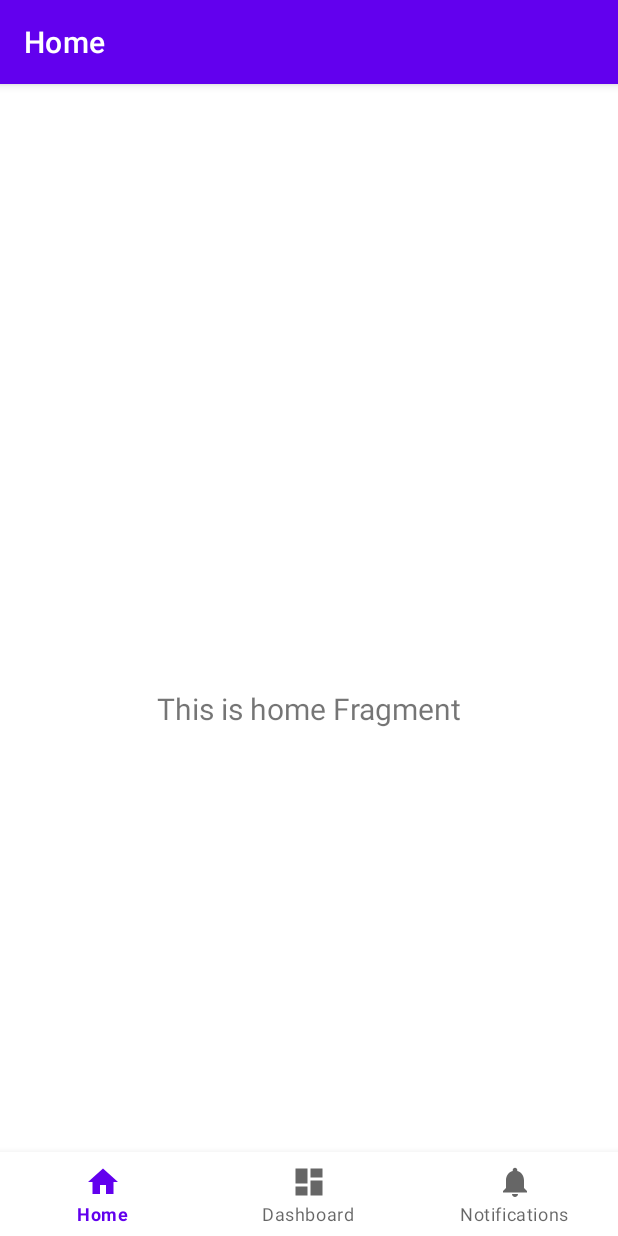
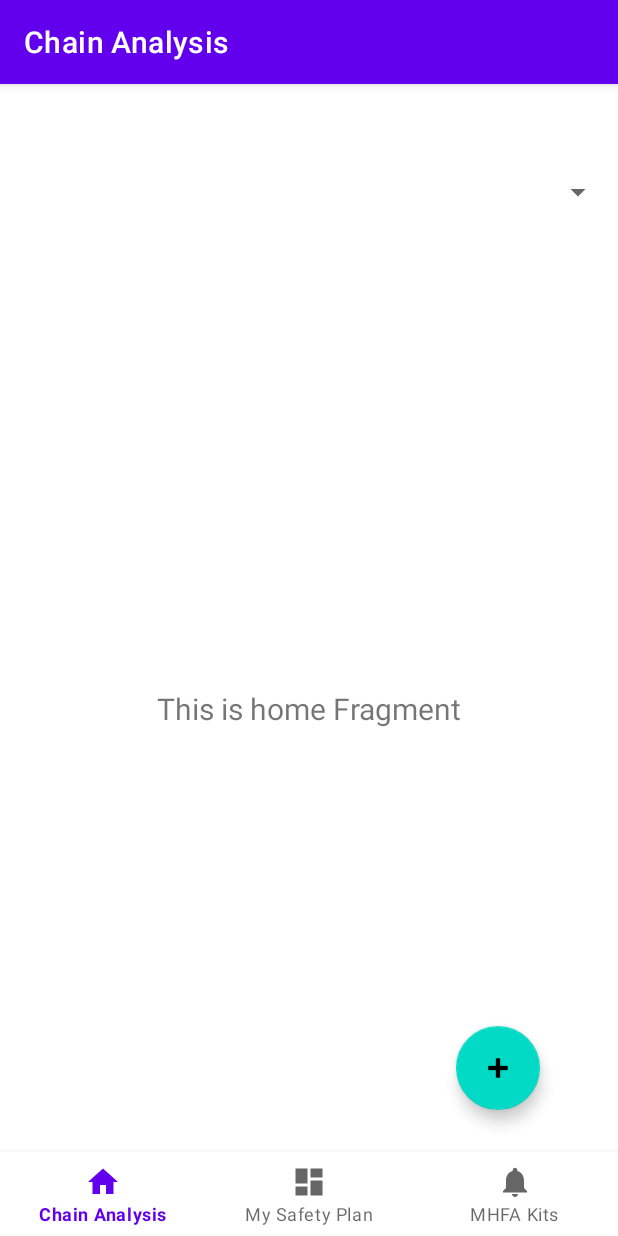
Before and after one commit to youquzhiji/DBTHelper, an Android app: the screen it shows after launch (MainActivity), on a phone screen of 412 x 824 dp. Run offline under Robolectric (Android 15) with nearby library versions, the phone set to English and light mode, and no system bars; our stand-ins replace navigation-ui.

Commit message:
chain analysis ui basics

```diff
--- a/app/src/main/AndroidManifest.xml
+++ b/app/src/main/AndroidManifest.xml
@@ -15,8 +15,7 @@
         tools:targetApi="31">
         <activity
             android:name=".MainActivity"
-            android:exported="true"
-            android:label="@string/app_name">
+            android:exported="true">
             <intent-filter>
                 <action android:name="android.intent.action.MAIN" />
 
--- a/app/src/main/java/org/hydev/dbt/MainActivity.kt
+++ b/app/src/main/java/org/hydev/dbt/MainActivity.kt
@@ -26,7 +26,7 @@ class MainActivity : AppCompatActivity() {
         // menu should be considered as top level destinations.
         val appBarConfiguration = AppBarConfiguration(
             setOf(
-                R.id.navigation_home, R.id.navigation_dashboard, R.id.navigation_notifications
+                R.id.chain_analysis, R.id.safety_plan, R.id.mhfa_kits
             )
         )
         setupActionBarWithNavController(navController, appBarConfiguration)
--- a/app/src/main/java/org/hydev/dbt/ui/notifications/NotificationsFragment.kt
+++ b/app/src/main/java/org/hydev/dbt/ui/chain_analysis/ChainAnalysisFragment.kt
@@ -1,4 +1,4 @@
-package org.hydev.dbt.ui.notifications
+package org.hydev.dbt.ui.chain_analysis
 
 import android.os.Bundle
 import android.view.LayoutInflater
@@ -7,11 +7,11 @@ import android.view.ViewGroup
 import android.widget.TextView
 import androidx.fragment.app.Fragment
 import androidx.lifecycle.ViewModelProvider
-import org.hydev.dbt.databinding.FragmentNotificationsBinding
+import org.hydev.dbt.databinding.FragmentChainAnalysisBinding
 
-class NotificationsFragment : Fragment() {
+class ChainAnalysisFragment : Fragment() {
 
-    private var _binding: FragmentNotificationsBinding? = null
+    private var _binding: FragmentChainAnalysisBinding? = null
 
     // This property is only valid between onCreateView and
     // onDestroyView.
@@ -22,14 +22,14 @@ class NotificationsFragment : Fragment() {
         container: ViewGroup?,
         savedInstanceState: Bundle?
     ): View {
-        val notificationsViewModel =
-            ViewModelProvider(this).get(NotificationsViewModel::class.java)
+        val homeViewModel =
+            ViewModelProvider(this).get(ChainAnalysisViewModel::class.java)
 
-        _binding = FragmentNotificationsBinding.inflate(inflater, container, false)
+        _binding = FragmentChainAnalysisBinding.inflate(inflater, container, false)
         val root: View = binding.root
 
-        val textView: TextView = binding.textNotifications
-        notificationsViewModel.text.observe(viewLifecycleOwner) {
+        val textView: TextView = binding.textHome
+        homeViewModel.text.observe(viewLifecycleOwner) {
             textView.text = it
         }
         return root
--- a/app/src/main/java/org/hydev/dbt/ui/notifications/NotificationsViewModel.kt
+++ b/app/src/main/java/org/hydev/dbt/ui/chain_analysis/ChainAnalysisViewModel.kt
@@ -1,13 +1,13 @@
-package org.hydev.dbt.ui.notifications
+package org.hydev.dbt.ui.chain_analysis
 
 import androidx.lifecycle.LiveData
 import androidx.lifecycle.MutableLiveData
 import androidx.lifecycle.ViewModel
 
-class NotificationsViewModel : ViewModel() {
+class ChainAnalysisViewModel : ViewModel() {
 
     private val _text = MutableLiveData<String>().apply {
-        value = "This is notifications Fragment"
+        value = "This is home Fragment"
     }
     val text: LiveData<String> = _text
 }
--- a/app/src/main/java/org/hydev/dbt/ui/home/HomeFragment.kt
+++ b/app/src/main/java/org/hydev/dbt/ui/mhfa_kits/MHFAKitsFragment.kt
@@ -1,4 +1,4 @@
-package org.hydev.dbt.ui.home
+package org.hydev.dbt.ui.mhfa_kits
 
 import android.os.Bundle
 import android.view.LayoutInflater
@@ -7,11 +7,11 @@ import android.view.ViewGroup
 import android.widget.TextView
 import androidx.fragment.app.Fragment
 import androidx.lifecycle.ViewModelProvider
-import org.hydev.dbt.databinding.FragmentHomeBinding
+import org.hydev.dbt.databinding.FragmentMhfaKitsBinding
 
-class HomeFragment : Fragment() {
+class MHFAKitsFragment : Fragment() {
 
-    private var _binding: FragmentHomeBinding? = null
+    private var _binding: FragmentMhfaKitsBinding? = null
 
     // This property is only valid between onCreateView and
     // onDestroyView.
@@ -22,14 +22,14 @@ class HomeFragment : Fragment() {
         container: ViewGroup?,
         savedInstanceState: Bundle?
     ): View {
-        val homeViewModel =
-            ViewModelProvider(this).get(HomeViewModel::class.java)
+        val notificationsViewModel =
+            ViewModelProvider(this).get(MHFAKitsViewModel::class.java)
 
-        _binding = FragmentHomeBinding.inflate(inflater, container, false)
+        _binding = FragmentMhfaKitsBinding.inflate(inflater, container, false)
         val root: View = binding.root
 
-        val textView: TextView = binding.textHome
-        homeViewModel.text.observe(viewLifecycleOwner) {
+        val textView: TextView = binding.textNotifications
+        notificationsViewModel.text.observe(viewLifecycleOwner) {
             textView.text = it
         }
         return root
--- a/app/src/main/java/org/hydev/dbt/ui/home/HomeViewModel.kt
+++ b/app/src/main/java/org/hydev/dbt/ui/mhfa_kits/MHFAKitsViewModel.kt
@@ -1,13 +1,13 @@
-package org.hydev.dbt.ui.home
+package org.hydev.dbt.ui.mhfa_kits
 
 import androidx.lifecycle.LiveData
 import androidx.lifecycle.MutableLiveData
 import androidx.lifecycle.ViewModel
 
-class HomeViewModel : ViewModel() {
+class MHFAKitsViewModel : ViewModel() {
 
     private val _text = MutableLiveData<String>().apply {
-        value = "This is home Fragment"
+        value = "This is notifications Fragment"
     }
     val text: LiveData<String> = _text
 }
--- a/app/src/main/java/org/hydev/dbt/ui/dashboard/DashboardFragment.kt
+++ b/app/src/main/java/org/hydev/dbt/ui/safety_plan/SafetyPlanFragment.kt
@@ -1,4 +1,4 @@
-package org.hydev.dbt.ui.dashboard
+package org.hydev.dbt.ui.safety_plan
 
 import android.os.Bundle
 import android.view.LayoutInflater
@@ -7,11 +7,11 @@ import android.view.ViewGroup
 import android.widget.TextView
 import androidx.fragment.app.Fragment
 import androidx.lifecycle.ViewModelProvider
-import org.hydev.dbt.databinding.FragmentDashboardBinding
+import org.hydev.dbt.databinding.FragmentSafetyPlanBinding
 
-class DashboardFragment : Fragment() {
+class SafetyPlanFragment : Fragment() {
 
-    private var _binding: FragmentDashboardBinding? = null
+    private var _binding: FragmentSafetyPlanBinding? = null
 
     // This property is only valid between onCreateView and
     // onDestroyView.
@@ -23,9 +23,9 @@ class DashboardFragment : Fragment() {
         savedInstanceState: Bundle?
     ): View {
         val dashboardViewModel =
-            ViewModelProvider(this).get(DashboardViewModel::class.java)
+            ViewModelProvider(this).get(SafetyPlanViewModel::class.java)
 
-        _binding = FragmentDashboardBinding.inflate(inflater, container, false)
+        _binding = FragmentSafetyPlanBinding.inflate(inflater, container, false)
         val root: View = binding.root
 
         val textView: TextView = binding.textDashboard
--- a/app/src/main/java/org/hydev/dbt/ui/dashboard/DashboardViewModel.kt
+++ b/app/src/main/java/org/hydev/dbt/ui/safety_plan/SafetyPlanViewModel.kt
@@ -1,10 +1,10 @@
-package org.hydev.dbt.ui.dashboard
+package org.hydev.dbt.ui.safety_plan
 
 import androidx.lifecycle.LiveData
 import androidx.lifecycle.MutableLiveData
 import androidx.lifecycle.ViewModel
 
-class DashboardViewModel : ViewModel() {
+class SafetyPlanViewModel : ViewModel() {
 
     private val _text = MutableLiveData<String>().apply {
         value = "This is dashboard Fragment"
--- a/app/src/main/res/layout/activity_main.xml
+++ b/app/src/main/res/layout/activity_main.xml
@@ -1,6 +1,7 @@
 <?xml version="1.0" encoding="utf-8"?>
 <androidx.constraintlayout.widget.ConstraintLayout xmlns:android="http://schemas.android.com/apk/res/android"
     xmlns:app="http://schemas.android.com/apk/res-auto"
+    xmlns:tools="http://schemas.android.com/tools"
     android:id="@+id/container"
     android:layout_width="match_parent"
     android:layout_height="match_parent"
@@ -24,8 +25,6 @@
         android:layout_width="match_parent"
         android:layout_height="match_parent"
         app:defaultNavHost="true"
-        app:layout_constraintBottom_toTopOf="@id/nav_view"
-        app:layout_constraintLeft_toLeftOf="parent"
         app:layout_constraintRight_toRightOf="parent"
         app:layout_constraintTop_toTopOf="parent"
         app:navGraph="@navigation/mobile_navigation" />
--- /dev/null
+++ b/app/src/main/res/layout/fragment_chain_analysis.xml
@@ -0,0 +1,44 @@
+<?xml version="1.0" encoding="utf-8"?>
+<androidx.constraintlayout.widget.ConstraintLayout xmlns:android="http://schemas.android.com/apk/res/android"
+    xmlns:app="http://schemas.android.com/apk/res-auto"
+    xmlns:tools="http://schemas.android.com/tools"
+    android:layout_width="match_parent"
+    android:layout_height="match_parent"
+    tools:context=".ui.chain_analysis.ChainAnalysisFragment">
+
+    <TextView
+        android:id="@+id/text_home"
+        android:layout_width="match_parent"
+        android:layout_height="wrap_content"
+        android:layout_marginStart="8dp"
+        android:layout_marginTop="8dp"
+        android:layout_marginEnd="8dp"
+        android:textAlignment="center"
+        android:textSize="20sp"
+        app:layout_constraintBottom_toBottomOf="parent"
+        app:layout_constraintEnd_toEndOf="parent"
+        app:layout_constraintStart_toStartOf="parent"
+        app:layout_constraintTop_toTopOf="parent" />
+
+    <com.google.android.material.floatingactionbutton.FloatingActionButton
+        android:id="@+id/floatingActionButton"
+        android:layout_width="wrap_content"
+        android:layout_height="wrap_content"
+        android:layout_marginEnd="52dp"
+        android:layout_marginBottom="84dp"
+        android:clickable="true"
+        android:contentDescription="Add a new chain"
+        android:src="@android:drawable/ic_input_add"
+        app:layout_constraintBottom_toBottomOf="parent"
+        app:layout_constraintEnd_toEndOf="parent" />
+
+    <Spinner
+        android:id="@+id/chain_analysis_options"
+        android:layout_width="409dp"
+        android:layout_height="32dp"
+        android:contentDescription="options"
+        android:spinnerMode="dropdown"
+        app:layout_constraintStart_toStartOf="parent"
+        app:layout_constraintTop_toTopOf="parent" />
+
+</androidx.constraintlayout.widget.ConstraintLayout>
--- a/app/src/main/res/layout/fragment_home.xml
+++ /dev/null
@@ -1,22 +0,0 @@
-<?xml version="1.0" encoding="utf-8"?>
-<androidx.constraintlayout.widget.ConstraintLayout xmlns:android="http://schemas.android.com/apk/res/android"
-    xmlns:app="http://schemas.android.com/apk/res-auto"
-    xmlns:tools="http://schemas.android.com/tools"
-    android:layout_width="match_parent"
-    android:layout_height="match_parent"
-    tools:context=".ui.home.HomeFragment">
-
-    <TextView
-        android:id="@+id/text_home"
-        android:layout_width="match_parent"
-        android:layout_height="wrap_content"
-        android:layout_marginStart="8dp"
-        android:layout_marginTop="8dp"
-        android:layout_marginEnd="8dp"
-        android:textAlignment="center"
-        android:textSize="20sp"
-        app:layout_constraintBottom_toBottomOf="parent"
-        app:layout_constraintEnd_toEndOf="parent"
-        app:layout_constraintStart_toStartOf="parent"
-        app:layout_constraintTop_toTopOf="parent" />
-</androidx.constraintlayout.widget.ConstraintLayout>
--- a/app/src/main/res/layout/fragment_dashboard.xml
+++ b/app/src/main/res/layout/fragment_mhfa_kits.xml
@@ -4,10 +4,10 @@
     xmlns:tools="http://schemas.android.com/tools"
     android:layout_width="match_parent"
     android:layout_height="match_parent"
-    tools:context=".ui.dashboard.DashboardFragment">
+    tools:context=".ui.mhfa_kits.MHFAKitsFragment">
 
     <TextView
-        android:id="@+id/text_dashboard"
+        android:id="@+id/text_notifications"
         android:layout_width="match_parent"
         android:layout_height="wrap_content"
         android:layout_marginStart="8dp"
--- a/app/src/main/res/layout/fragment_notifications.xml
+++ b/app/src/main/res/layout/fragment_safety_plan.xml
@@ -4,10 +4,10 @@
     xmlns:tools="http://schemas.android.com/tools"
     android:layout_width="match_parent"
     android:layout_height="match_parent"
-    tools:context=".ui.notifications.NotificationsFragment">
+    tools:context=".ui.safety_plan.SafetyPlanFragment">
 
     <TextView
-        android:id="@+id/text_notifications"
+        android:id="@+id/text_dashboard"
         android:layout_width="match_parent"
         android:layout_height="wrap_content"
         android:layout_marginStart="8dp"
--- a/app/src/main/res/menu/bottom_nav_menu.xml
+++ b/app/src/main/res/menu/bottom_nav_menu.xml
@@ -2,18 +2,18 @@
 <menu xmlns:android="http://schemas.android.com/apk/res/android">
 
     <item
-        android:id="@+id/navigation_home"
+        android:id="@+id/chain_analysis"
         android:icon="@drawable/ic_home_black_24dp"
-        android:title="@string/title_home" />
+        android:title="@string/chain_analysis" />
 
     <item
-        android:id="@+id/navigation_dashboard"
+        android:id="@+id/safety_plan"
         android:icon="@drawable/ic_dashboard_black_24dp"
-        android:title="@string/title_dashboard" />
+        android:title="@string/safety_plan" />
 
     <item
-        android:id="@+id/navigation_notifications"
+        android:id="@+id/mhfa_kits"
         android:icon="@drawable/ic_notifications_black_24dp"
-        android:title="@string/title_notifications" />
+        android:title="@string/mhfa_kit" />
 
 </menu>
--- a/app/src/main/res/navigation/mobile_navigation.xml
+++ b/app/src/main/res/navigation/mobile_navigation.xml
@@ -3,23 +3,23 @@
     xmlns:app="http://schemas.android.com/apk/res-auto"
     xmlns:tools="http://schemas.android.com/tools"
     android:id="@+id/mobile_navigation"
-    app:startDestination="@+id/navigation_home">
+    app:startDestination="@+id/chain_analysis">
 
     <fragment
-        android:id="@+id/navigation_home"
-        android:name="org.hydev.dbt.ui.home.HomeFragment"
-        android:label="@string/title_home"
-        tools:layout="@layout/fragment_home" />
+        android:id="@+id/chain_analysis"
+        android:name="org.hydev.dbt.ui.chain_analysis.ChainAnalysisFragment"
+        android:label="@string/chain_analysis"
+        tools:layout="@layout/fragment_chain_analysis" />
 
     <fragment
-        android:id="@+id/navigation_dashboard"
-        android:name="org.hydev.dbt.ui.dashboard.DashboardFragment"
-        android:label="@string/title_dashboard"
-        tools:layout="@layout/fragment_dashboard" />
+        android:id="@+id/safety_plan"
+        android:name="org.hydev.dbt.ui.safety_plan.SafetyPlanFragment"
+        android:label="@string/safety_plan"
+        tools:layout="@layout/fragment_safety_plan" />
 
     <fragment
-        android:id="@+id/navigation_notifications"
-        android:name="org.hydev.dbt.ui.notifications.NotificationsFragment"
-        android:label="@string/title_notifications"
-        tools:layout="@layout/fragment_notifications" />
+        android:id="@+id/mhfa_kits"
+        android:name="org.hydev.dbt.ui.mhfa_kits.MHFAKitsFragment"
+        android:label="@string/mhfa_kit"
+        tools:layout="@layout/fragment_mhfa_kits" />
 </navigation>
--- a/app/src/main/res/values/strings.xml
+++ b/app/src/main/res/values/strings.xml
@@ -1,6 +1,6 @@
 <resources>
     <string name="app_name">DBTHelper</string>
-    <string name="title_home">Home</string>
-    <string name="title_dashboard">Dashboard</string>
-    <string name="title_notifications">Notifications</string>
+    <string name="chain_analysis">Chain Analysis</string>
+    <string name="safety_plan">My Safety Plan</string>
+    <string name="mhfa_kit">MHFA Kits</string>
 </resources>
--- a/build.gradle
+++ b/build.gradle
@@ -1,8 +1,8 @@
 // Top-level build file where you can add configuration options common to all sub-projects/modules.
 plugins {
-    id 'com.android.application' version '7.2.2' apply false
-    id 'com.android.library' version '7.2.2' apply false
-    id 'org.jetbrains.kotlin.android' version '1.6.10' apply false
+    id 'com.android.application' version '7.4.1' apply false
+    id 'com.android.library' version '7.4.1' apply false
+    id 'org.jetbrains.kotlin.android' version '1.6.21' apply false
 }
 
 task clean(type: Delete) {
```
Also changed, not shown: gradle/wrapper/gradle-wrapper.properties.
